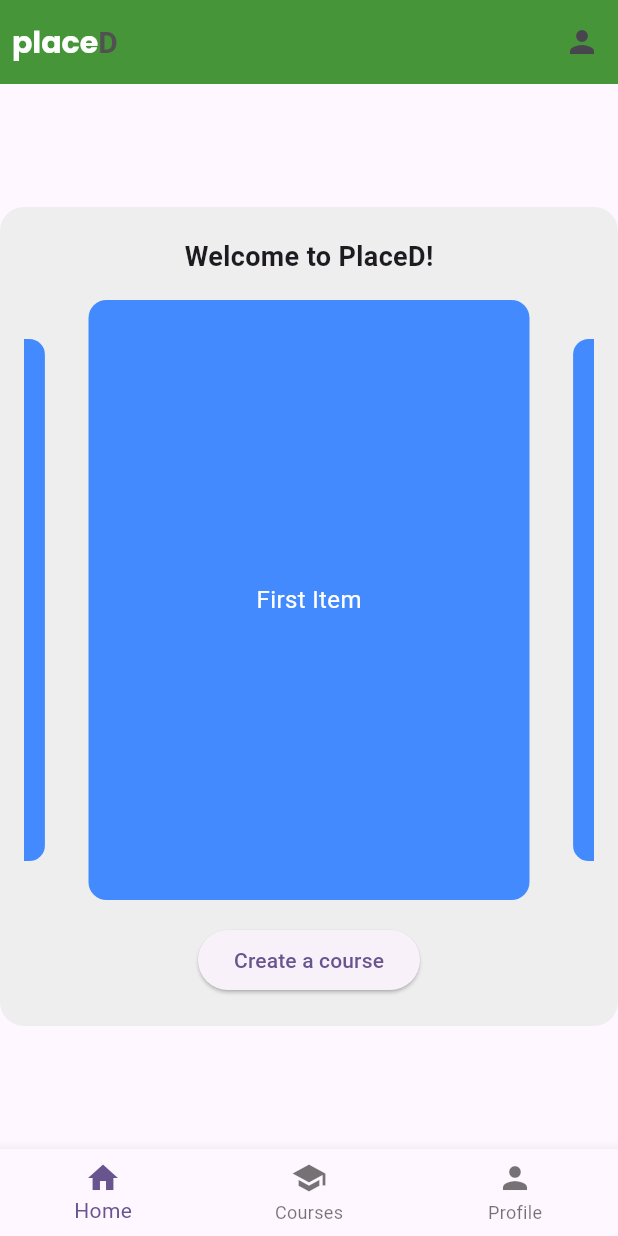
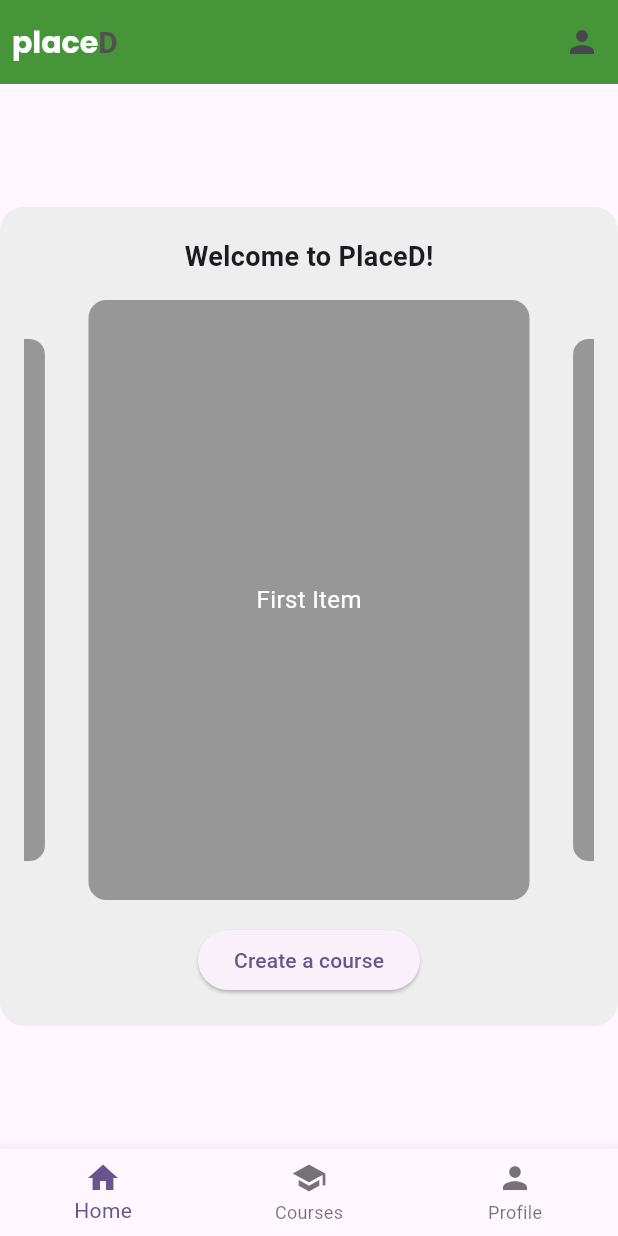
Before and after one commit to SyedHamadanAhmad/placeD-client, a Flutter app: the screen it shows after launch, on a phone screen of 412 x 824 dp. Run offline on Flutter 3.47's test engine with Material 3 defaults, Android fonts, the phone set to English and light mode, and no system bars; drawn by our look-alikes of carousel_slider; our stand-ins replace google_fonts.

Commit message:
carousel colour change

```diff
--- a/lib/pages/homepage.dart
+++ b/lib/pages/homepage.dart
@@ -41,7 +41,7 @@ class HomePage extends StatelessWidget {
                         width: MediaQuery.of(context).size.width * 0.8,
                         margin: EdgeInsets.symmetric(horizontal: 5.0),
                         decoration: BoxDecoration(
-                          color: const Color.fromRGBO(68, 138, 255, 1),
+                          color: const Color.fromARGB(255, 151, 151, 152),
                           borderRadius: BorderRadius.circular(12),
                         ),
                         child: Center(
```
